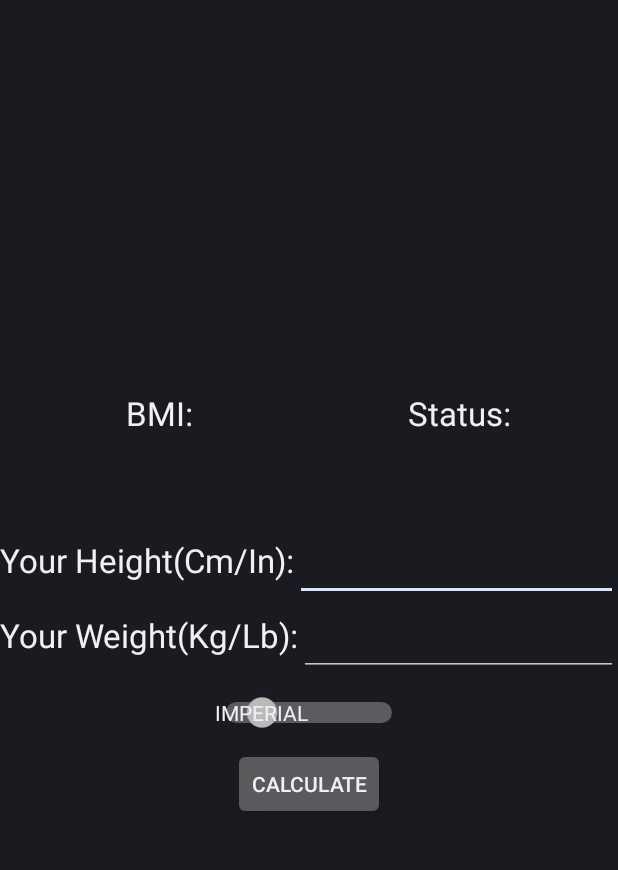
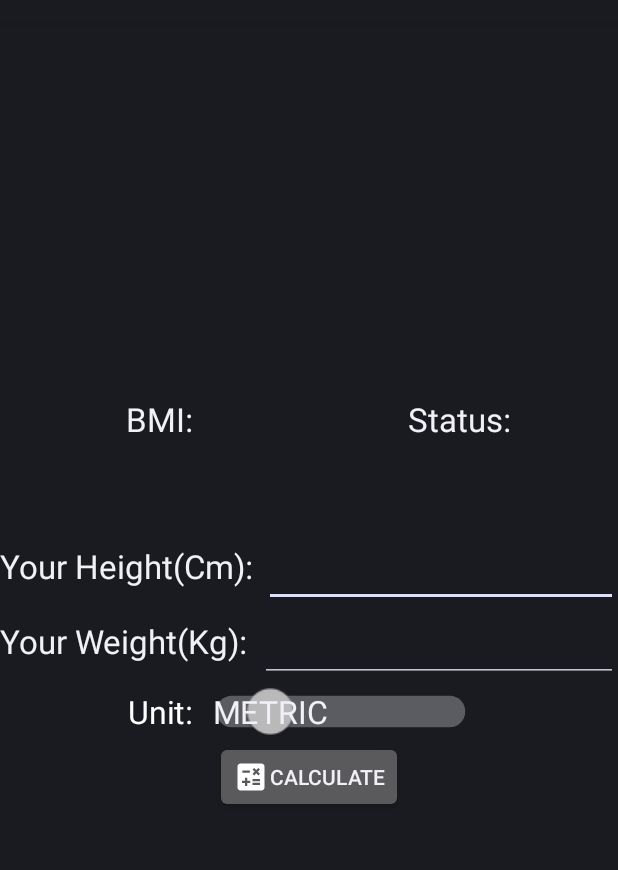
Before and after one commit to pigergast/HealthApp, an Android app: the layout activity_bmicalculator.xml on its own in the app's theme, with its tools: preview values and no code run, on a phone screen of 412 x 824 dp, the part 62-932 px from its top. Run offline under Robolectric (Android 15) with nearby library versions, the phone set to English and light mode, and no system bars.

Commit message:
some more stuff done

```diff
--- /dev/null
+++ b/app/src/main/res/drawable/ic_baseline_calculate_24.xml
@@ -0,0 +1,5 @@
+<vector android:height="24dp" android:tint="#FFFFFF"
+    android:viewportHeight="24" android:viewportWidth="24"
+    android:width="24dp" xmlns:android="http://schemas.android.com/apk/res/android">
+    <path android:fillColor="@android:color/white" android:pathData="M19,3H5C3.9,3 3,3.9 3,5v14c0,1.1 0.9,2 2,2h14c1.1,0 2,-0.9 2,-2V5C21,3.9 20.1,3 19,3zM13.03,7.06L14.09,6l1.41,1.41L16.91,6l1.06,1.06l-1.41,1.41l1.41,1.41l-1.06,1.06L15.5,9.54l-1.41,1.41l-1.06,-1.06l1.41,-1.41L13.03,7.06zM6.25,7.72h5v1.5h-5V7.72zM11.5,16h-2v2H8v-2H6v-1.5h2v-2h1.5v2h2V16zM18,17.25h-5v-1.5h5V17.25zM18,14.75h-5v-1.5h5V14.75z"/>
+</vector>
--- a/app/src/main/res/layout/activity_bmicalculator.xml
+++ b/app/src/main/res/layout/activity_bmicalculator.xml
@@ -34,7 +34,7 @@
                     android:textAppearance="@style/TextAppearance.AppCompat.Large" />
 
                 <TextView
-                    android:id="@+id/textView2"
+                    android:id="@+id/BMI"
                     android:layout_width="200dp"
                     android:layout_height="50dp"
                     android:foregroundGravity="center"
@@ -57,7 +57,7 @@
                     android:textAppearance="@style/TextAppearance.AppCompat.Large" />
 
                 <TextView
-                    android:id="@+id/textView4"
+                    android:id="@+id/Status"
                     android:layout_width="200dp"
                     android:layout_height="50dp"
                     android:foregroundGravity="center"
@@ -73,15 +73,15 @@
             android:orientation="horizontal">
 
             <TextView
-                android:id="@+id/textView11"
+                android:id="@+id/heightText"
                 android:layout_width="wrap_content"
                 android:layout_height="wrap_content"
                 android:layout_weight="1"
-                android:text="Your Height(Cm/In):"
+                android:text="Your Height(Cm):"
                 android:textAppearance="@style/TextAppearance.AppCompat.Large" />
 
             <EditText
-                android:id="@+id/editTextNumber8"
+                android:id="@+id/height"
                 android:layout_width="wrap_content"
                 android:layout_height="match_parent"
                 android:layout_weight="3"
@@ -96,38 +96,40 @@
             android:orientation="horizontal">
 
             <TextView
-                android:id="@+id/textView12"
+                android:id="@+id/weightText"
                 android:layout_width="wrap_content"
                 android:layout_height="wrap_content"
                 android:layout_weight="1"
-                android:text="Your Weight(Kg/Lb):"
+                android:text="Your Weight(Kg):"
                 android:textAppearance="@style/TextAppearance.AppCompat.Large" />
 
             <EditText
-                android:id="@+id/editTextNumber9"
+                android:id="@+id/weight"
                 android:layout_width="wrap_content"
                 android:layout_height="match_parent"
                 android:layout_weight="3"
                 android:ems="10"
                 android:inputType="number" />
+
         </LinearLayout>
 
         <Switch
-            android:id="@+id/switch3"
+            android:id="@+id/switchUnit"
             android:layout_width="wrap_content"
             android:layout_height="wrap_content"
-            android:layout_gravity="center"
-            android:foregroundGravity="center_vertical"
-            android:gravity="center"
-            android:minHeight="48dp"
+            android:padding="10dp"
+            android:scaleX="1.5"
+            android:scaleY="1.5"
             android:showText="true"
-            android:textOff="Imperial"
-            android:textOn="Metric" />
+            android:text="Unit:"
+            android:textOff="Metric"
+            android:textOn="Imperial" />
 
         <Button
-            android:id="@+id/button2"
+            android:id="@+id/calculate"
             android:layout_width="wrap_content"
             android:layout_height="wrap_content"
+            android:drawableLeft="@drawable/ic_baseline_calculate_24"
             android:text="Calculate" />
 
     </LinearLayout>
```
Also changed, not shown: app/src/main/java/com/example/healthapp/BMICalculator.java (+34 -0 lines).
